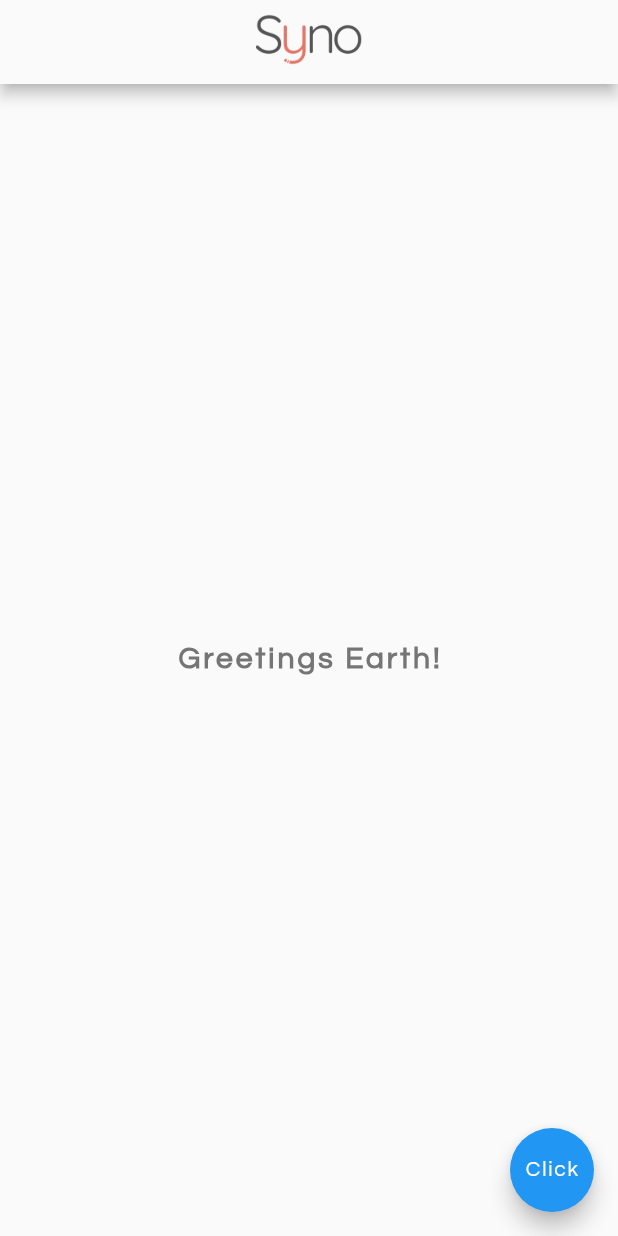
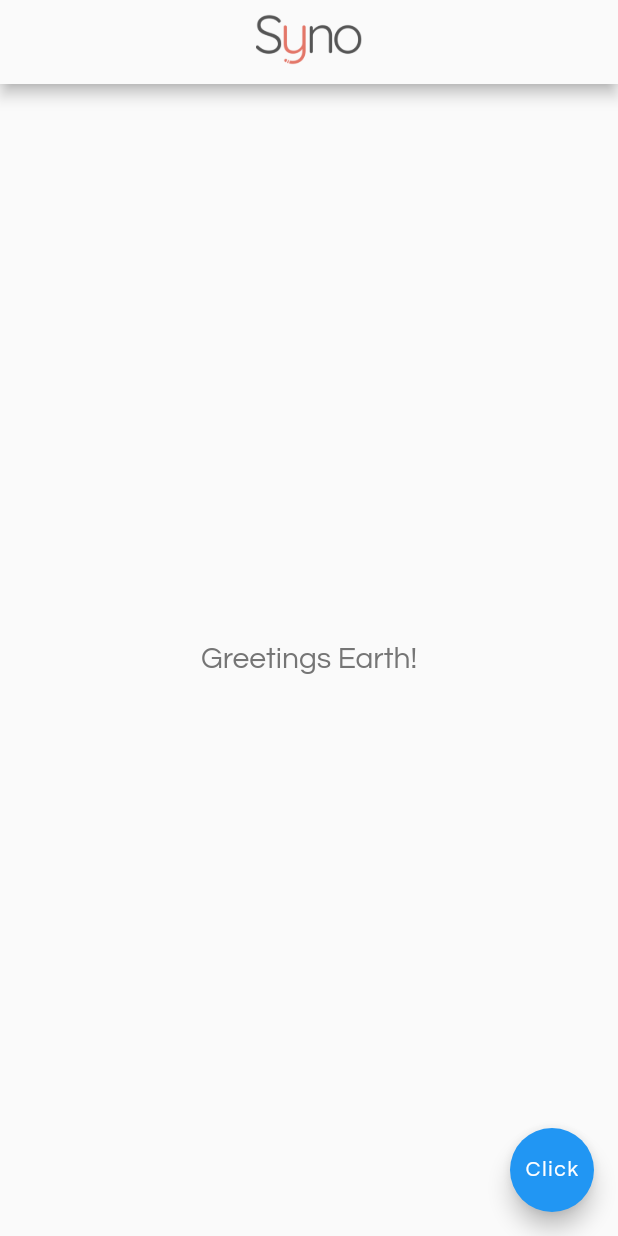
Before and after one commit to JuliusKarl/syno, a Flutter app: the screen it shows after launch, on a phone screen of 412 x 824 dp. Run offline on Flutter 3.47's test engine with Material 2 defaults, Android fonts, the phone set to English and light mode, and no system bars.

Commit message:
Changed default font and added Splash Screen (Android)

```diff
--- a/lib/main.dart
+++ b/lib/main.dart
@@ -17,8 +17,6 @@ class Home extends StatelessWidget {
         child: Text('Greetings Earth!',
             style: TextStyle(
                 fontSize: 20.0,
-                fontWeight: FontWeight.bold,
-                letterSpacing: 2.0,
                 color: Colors.grey[600],
                 fontFamily: 'Questrial')),
       ),
```
Also changed, not shown: assets/img/Syno-Logo.png, 33 other files.
